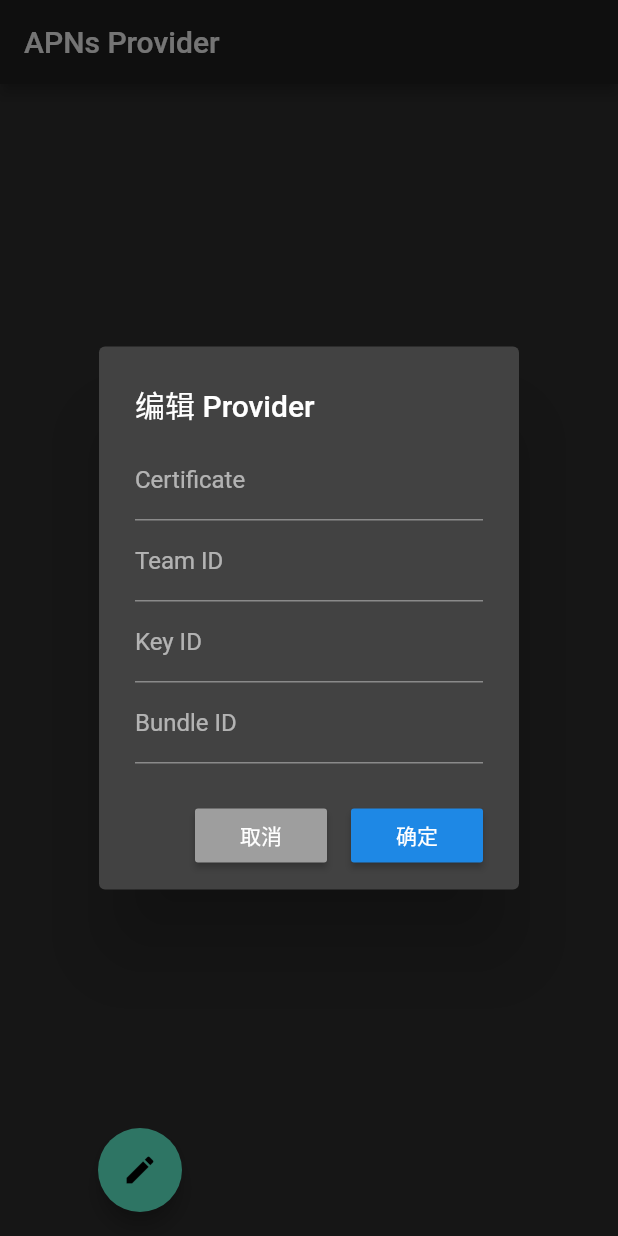
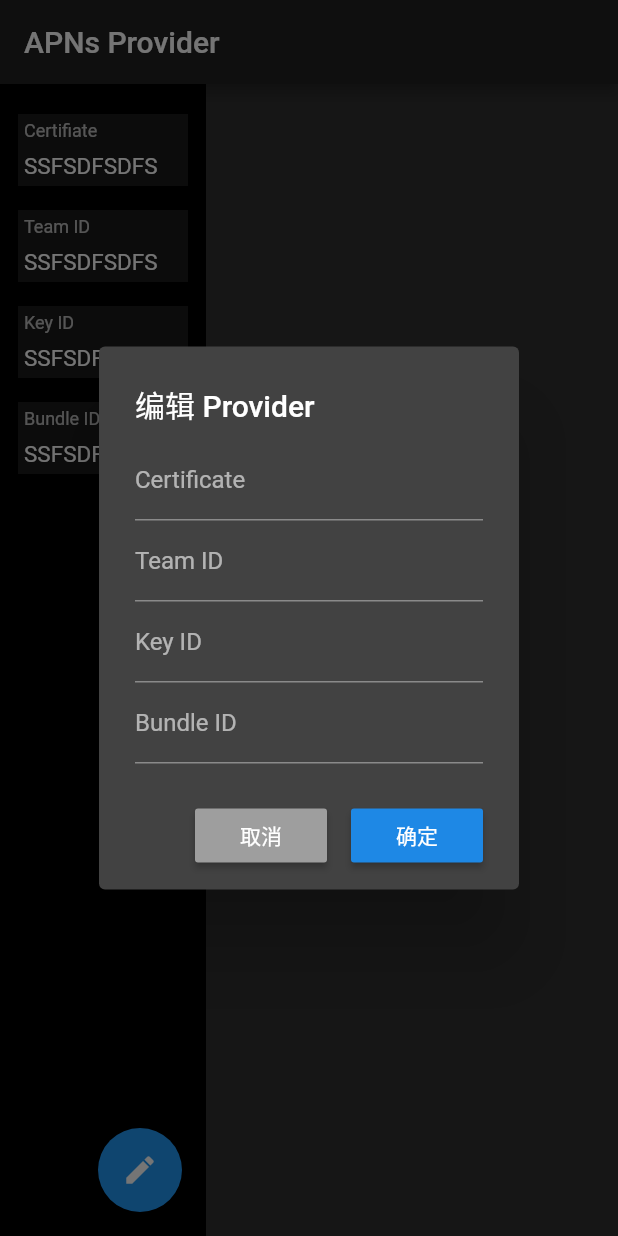
Before and after one commit to Arror/APNs, a Flutter app: the screen it shows after launch, after a tap on the "edit" icon, on a phone screen of 412 x 824 dp. Run offline on Flutter 3.47's test engine with Material 2 defaults, Android fonts, the phone set to English and light mode, and no system bars.

Commit message:
Add TitleValueWidget

```diff
--- a/flutter/apns/lib/app/app.dart
+++ b/flutter/apns/lib/app/app.dart
@@ -19,7 +19,6 @@ class App extends StatelessWidget {
             Expanded(
               flex: 2,
               child: Scaffold(
-
               ),
             )
           ],
@@ -34,17 +33,37 @@ class ProviderPage extends StatelessWidget {
   @override
   Widget build(BuildContext context) {
     return Scaffold(
+      backgroundColor: Colors.black,
       body: Container(
         constraints: BoxConstraints.expand(),
         child: Padding(
           padding: EdgeInsets.all(12.0),
           child: Column(
             children: <Widget>[
+              TitleValueWidget(
+                title: 'Certifiate',
+                value: 'SSFSDFSDFS',
+              ),
+              TitleValueWidget(
+                title: 'Team ID',
+                value: 'SSFSDFSDFS',
+              ),
+              TitleValueWidget(
+                title: 'Key ID',
+                value: 'SSFSDFSDFS',
+              ),
+              TitleValueWidget(
+                title: 'Bundle ID',
+                value: 'SSFSDFSDFS',
+              )
             ],
           )
         ),
       ),
+      floatingActionButtonLocation: FloatingActionButtonLocation.endFloat,
       floatingActionButton: FloatingActionButton(
+        backgroundColor: Colors.blue,
+        foregroundColor: Colors.white,
         child: Icon(Icons.edit),
         onPressed: () {
           showDialog(
@@ -82,12 +101,12 @@ class ProviderPage extends StatelessWidget {
                     ),
                   ),
                   Padding(
-                    padding: const EdgeInsets.only(top: 24.0),
+                    padding: EdgeInsets.only(top: 24.0),
                     child: Row(
                       mainAxisAlignment: MainAxisAlignment.end,
                       children: <Widget>[
                         Padding(
-                          padding: const EdgeInsets.only(right: 8.0),
+                          padding: EdgeInsets.only(right: 8.0),
                           child: RaisedButton(
                             color: Colors.grey,
                             child: Text('取消'),
@@ -97,7 +116,7 @@ class ProviderPage extends StatelessWidget {
                           ),
                         ),
                         Padding(
-                          padding: const EdgeInsets.only(left: 8.0),
+                          padding: EdgeInsets.only(left: 8.0),
                           child: RaisedButton(
                             child: Text('确定'),
                             onPressed: () {
@@ -117,3 +136,61 @@ class ProviderPage extends StatelessWidget {
     );
   }
 }
+
+class TitleValueWidget extends StatelessWidget {
+
+  TitleValueWidget({
+    Key key,
+    this.title,
+    this.value
+  }) : super(key: key);
+
+  final String title;
+  final String value;
+
+  @override
+  Widget build(BuildContext context) {
+    return Padding(
+      padding: const EdgeInsets.only(top: 8.0, bottom: 8.0),
+      child: Container(
+        decoration: BoxDecoration(
+          color: Colors.white10,
+        ),
+        constraints: BoxConstraints(
+          minWidth: double.infinity,
+          maxWidth: double.infinity
+        ),
+        color: null,
+        child: Column(
+          crossAxisAlignment: CrossAxisAlignment.start,
+          children: <Widget>[
+            Padding(
+              padding: EdgeInsets.all(4.0),
+              child: Text(
+                this.title,
+                overflow: TextOverflow.ellipsis,
+                maxLines: 1,
+                style: TextStyle(
+                  fontSize: 12.0,
+                  color: Colors.white70
+                ),
+              ),
+            ),
+            Padding(
+              padding: EdgeInsets.all(4.0),
+              child: Text(
+                this.value,
+                overflow: TextOverflow.ellipsis,
+                maxLines: 1,
+                style: TextStyle(
+                  fontSize: 15.0,
+                  color: Colors.white
+                ),
+              ),
+            )
+          ],
+        ),
+      ),
+    );
+  }
+}
```
